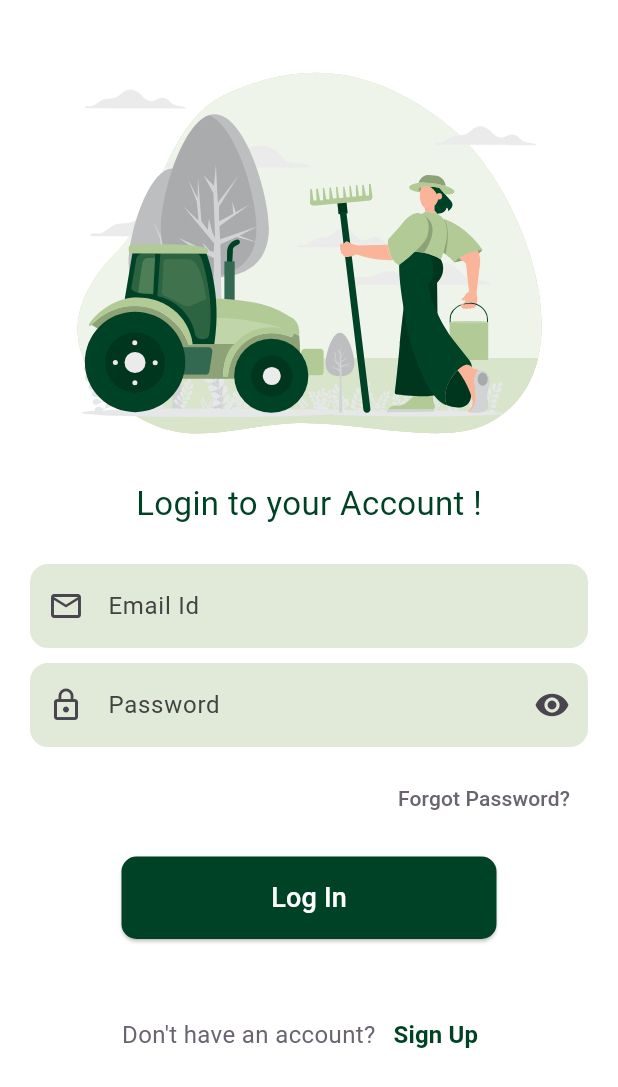
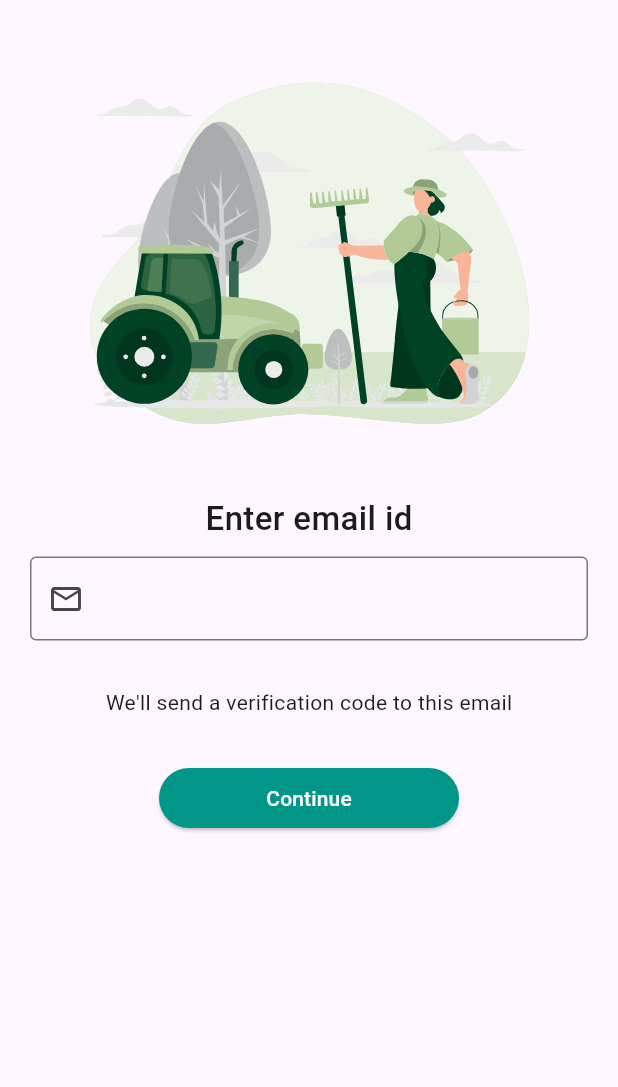
Before and after one commit to suhaila273/vendor_project_frontend, a Flutter app: the SignInPage screen opened directly, after a tap on "Forgot Password?", on a phone screen of 412 x 824 dp. Shown: the top 1087 px of the screen. Run offline on Flutter 3.47's test engine with Material 3 defaults, Android fonts, the phone set to English and light mode, and no system bars; our stand-ins replace flutter_svg, shared_preferences; accounts and stored records are empty.

Commit message:
updated forgot password

```diff
--- /dev/null
+++ b/lib/Models/forgot_pass_model.dart
@@ -0,0 +1,26 @@
+import 'dart:convert';
+
+ResetPasswordModel resetPasswordModel(String str)=> ResetPasswordModel.fromJson(json.decode(str));
+
+class ResetPasswordModel{
+  ResetPasswordModel({
+    required this.message,
+    this.data,
+  });
+
+  late final String message;
+  late final String? data;
+
+  ResetPasswordModel.fromJson(Map<String,dynamic> json){
+    message = json['message'];
+    data=json['data'];
+  }
+
+  Map<String, dynamic>toJson() {
+    final data = <String, dynamic>{};
+    data["message"]=message;
+    data["data"]=data;
+
+    return data;
+  }
+}
--- /dev/null
+++ b/lib/Pages/forgot_pass_email_verif.dart
@@ -0,0 +1,102 @@
+import 'package:flutter/material.dart';
+import 'package:flutter_svg/flutter_svg.dart';
+import 'package:vendor_app/Pages/otp_verification.dart';
+import 'package:vendor_app/Services/forgot_pass_services.dart';
+
+class Forgot_Password extends StatefulWidget {
+  const Forgot_Password({super.key});
+
+  @override
+  State<Forgot_Password> createState() => _Forgot_PasswordState();
+}
+
+class _Forgot_PasswordState extends State<Forgot_Password> {
+
+  String email='';
+  bool isApiCallProcess=false;
+  TextEditingController ob1=new TextEditingController();
+  String invalid_email="";
+  void otp_email()async{
+    invalid_email="";
+    final response=await ResetPasswordApiService().otpLogin(ob1.text);
+    if(response.data!=null)
+    {
+      Navigator.push(context, MaterialPageRoute(builder: (context)=>VerificationPage(
+          otpHash: response.data,
+          email: ob1.text)));
+    }
+    if(response.message=="Email not registered")
+    {
+      print("email not registered");
+      setState(() {
+        invalid_email="Email not registered";
+      });
+
+    }
+  }
+
+  @override
+  Widget build(BuildContext context) {
+    return MaterialApp(
+      debugShowCheckedModeBanner: false,
+      home: Scaffold(
+        body: SingleChildScrollView(
+          child: Container(
+            alignment: Alignment.center,
+            padding: EdgeInsets.all(20),
+            child: Column(
+              mainAxisAlignment: MainAxisAlignment.center,
+              children: [
+                SvgPicture.asset("assets/farm2.svg",height: 300,width: 300,alignment: Alignment.center,),
+                SizedBox(height: 10,),
+                Text("Enter email id",
+                  style: TextStyle(
+                      fontSize: 22,
+                      fontWeight: FontWeight.w500
+                  ),),
+                SizedBox(height: 10,),
+                SizedBox(
+                  width: 400,
+                  child: TextField(
+                    controller: ob1,
+                    decoration: InputDecoration(
+                        prefixIcon: Icon(Icons.email_outlined),
+                        border: OutlineInputBorder(),
+                        hintText: 'email',
+                        labelText: '',
+                        fillColor: Colors.grey,
+                        focusedBorder: OutlineInputBorder(
+                          borderRadius: BorderRadius.all(Radius.circular(10.0)),
+                          borderSide: const BorderSide(
+                            color: Colors.black,
+                            width: 2,
+                          ),
+                        )
+                    ),
+                  ),
+                ),
+                Text("$invalid_email",style: TextStyle(color: Colors.red),),
+                SizedBox(height: 10,),
+                Text("We'll send a verification code to this email"),
+                SizedBox(height: 30,),
+                SizedBox(
+                  width: 200,
+                  child: ElevatedButton(onPressed:otp_email,
+                    child: Text("Continue"),
+                    style: ElevatedButton.styleFrom(
+                        backgroundColor: Colors.teal,
+                        foregroundColor: Colors.white,
+                        shape: RoundedRectangleBorder(
+                            borderRadius: BorderRadius.circular(20)
+                        )
+
+                    ),),
+                ),
+              ],
+            ),
+          ),
+        ),
+      ),
+    );
+  }
+}
--- a/lib/Pages/login.dart
+++ b/lib/Pages/login.dart
@@ -2,6 +2,7 @@ import 'package:flutter/material.dart';
 import 'package:flutter_svg/flutter_svg.dart';
 import 'package:shared_preferences/shared_preferences.dart';
 import 'package:vendor_app/Pages/Menu_page.dart';
+import 'package:vendor_app/Pages/forgot_pass_email_verif.dart';
 import 'package:vendor_app/Pages/register_page.dart';
 import 'package:vendor_app/Services/user_service.dart';
 
@@ -110,7 +111,7 @@ class _SignInPageState extends State<SignInPage> {
             children: [
               TextButton(
                 onPressed: () {
-                  // Handle forgot password
+                  Navigator.push(context, MaterialPageRoute(builder: (context)=> Forgot_Password()));
                 },
                 child: Text(
                   "Forgot Password?",
```
Also changed, not shown: lib/Pages/Reset_password.dart (added, +121 -0 lines), lib/Pages/otp_verification.dart (added, +93 -0 lines), lib/Services/forgot_pass_services.dart (added, +78 -0 lines).
